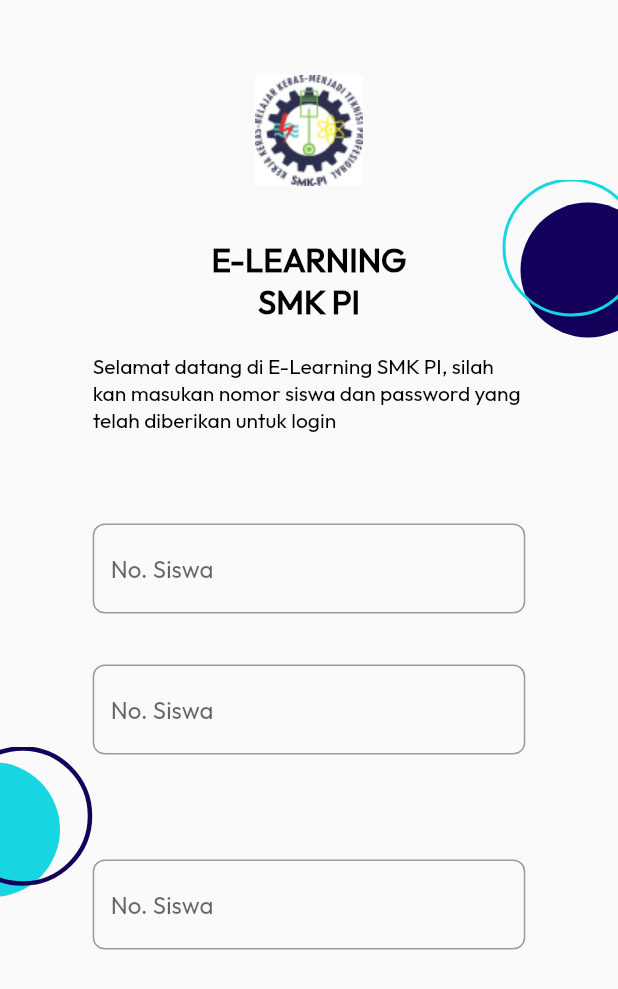
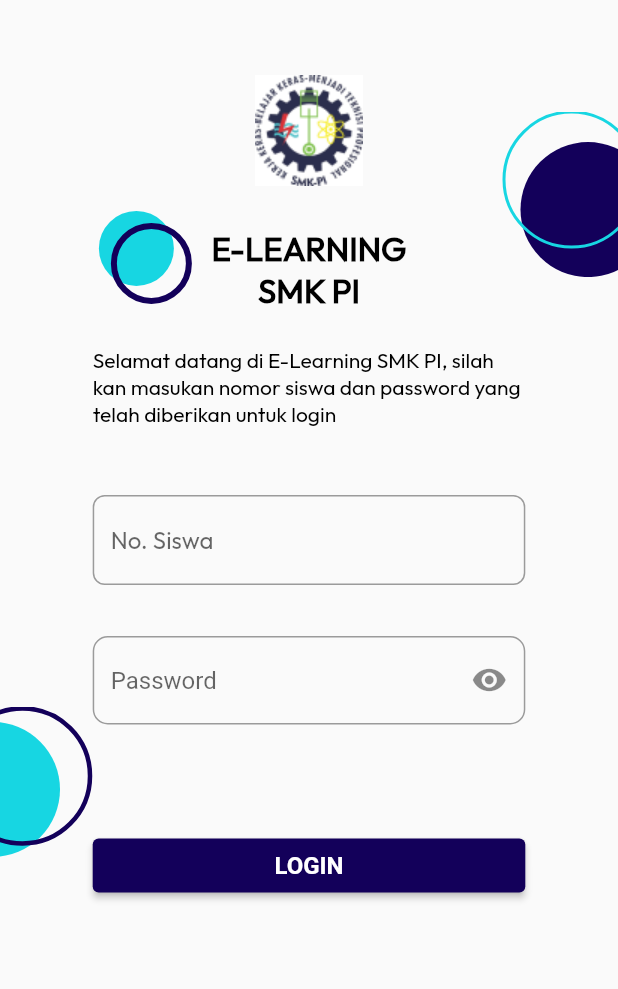
Before and after one commit to Badru2/e_learning_smk_pi, a Flutter app: the screen it shows after launch, on a phone screen of 412 x 824 dp. Shown: the top 989 px of the screen. Run offline on Flutter 3.47's test engine with Material 2 defaults, Android fonts, the light colour scheme and no system bars; our stand-ins replace google_fonts; Roboto replaces fonts that are missing (SemiBold).

Commit message:
tambah password dan button submit

```diff
--- a/lib/screens/login_screen.dart
+++ b/lib/screens/login_screen.dart
@@ -1,5 +1,7 @@
 import 'package:e_learning_smk_pi/screens/text_atas_e-learning.dart';
+import 'package:e_learning_smk_pi/widgets/button_submit.dart';
 import 'package:e_learning_smk_pi/widgets/circle.dart';
+import 'package:e_learning_smk_pi/widgets/passwordlogin.dart';
 import 'package:e_learning_smk_pi/widgets/usernamelogin.dart';
 import 'package:flutter/material.dart';
 
@@ -18,27 +20,26 @@
               ),
               Stack(
                 children: [
-                  const Positioned(
+                  Positioned(
                     left: 0,
-                    bottom: 30,
-                    child: CircleLoginSedang(),
+                    // bottom: 30,
+                    bottom: MediaQuery.of(context).size.width * 0.06,
+                    child: const CircleLoginSedang(),
                   ),
-                  const Positioned(
+                  Positioned(
                     right: 0,
-                    top: 70,
-                    child: CircleLoginBiruGelap(),
+                    top: MediaQuery.of(context).size.width * 0.06,
+                    child: const CircleLoginBiruGelap(),
                   ),
-                  // const Positioned(
-                  //   left: 70,
-                  //   top: 250,
-                  //   child: CircleLoginKecil(),
-                  // ),
+                  Positioned(
+                    left: MediaQuery.of(context).size.width * 0.16,
+                    top: MediaQuery.of(context).size.width * 0.22,
+                    child: const CircleLoginKecil(),
+                  ),
                   Center(
                     child: FractionallySizedBox(
                       widthFactor: 0.7,
                       child: Column(
-                        // mainAxisAlignment: MainAxisAlignment.center,
-                        // crossAxisAlignment: CrossAxisAlignment.center,
                         children: <Widget>[
                           SizedBox(
                             child: Image.asset('assets/image/image 1.png'),
@@ -54,11 +55,11 @@
                           const SizedBox(
                             height: 34,
                           ),
-                          const UserNameLogin(),
+                          const Password1(),
                           const SizedBox(
                             height: 70,
                           ),
-                          const UserNameLogin(),
+                          const ButtonSubmitLogin(),
                         ],
                       ),
                     ),
--- a/lib/screens/text_atas_e-learning.dart
+++ b/lib/screens/text_atas_e-learning.dart
@@ -9,8 +9,8 @@
     return Column(
       children: [
         Container(
-          width: 148,
-          height: 71,
+          width: MediaQuery.of(context).size.width * 0.4,
+          // height: 71,
           alignment: Alignment.center,
           child: Text('E-LEARNING SMK PI',
               textAlign: TextAlign.center,
@@ -21,11 +21,11 @@
               )),
         ),
         const SizedBox(
-          height: 12,
+          height: 23,
         ),
         const SizedBox(
           width: 290,
-          height: 69,
+          // height: 69,
           child: Text(
             'Selamat datang di E-Learning SMK PI, silah kan masukan nomor siswa dan password yang telah diberikan untuk login ',
             style: TextStyle(
--- /dev/null
+++ b/lib/widgets/button_submit.dart
@@ -0,0 +1,34 @@
+import 'package:flutter/material.dart';
+
+class ButtonSubmitLogin extends StatelessWidget {
+  const ButtonSubmitLogin({super.key});
+
+  @override
+  Widget build(BuildContext context) {
+    return ElevatedButton(
+      // height: 50,
+      // margin: const EdgeInsets.symmetric(horizontal: 50),
+      // decoration: BoxDecoration(
+      //   color: const Color(0xFF13005A),
+      //   borderRadius: BorderRadiusDirectional.circular(10),
+      // ),
+      style: const ButtonStyle(
+        backgroundColor: MaterialStatePropertyAll(
+          Color(0xFF13005A),
+        ),
+      ),
+      onPressed: () {},
+      child: const Center(
+        child: Text(
+          'LOGIN',
+          style: TextStyle(
+            color: Color(0xFFffffff),
+            fontFamily: 'SemiBold',
+            fontSize: 16,
+            fontWeight: FontWeight.bold,
+          ),
+        ),
+      ),
+    );
+  }
+}
--- a/lib/widgets/circle.dart
+++ b/lib/widgets/circle.dart
@@ -73,7 +73,7 @@
   Widget build(BuildContext context) {
     return SizedBox(
       width: 110,
-      height: 105,
+      height: 110,
       // color: Colors.grey,
       child: Stack(
         children: [
--- /dev/null
+++ b/lib/widgets/passwordlogin.dart
@@ -0,0 +1,26 @@
+import 'package:flutter/material.dart';
+
+class Password1 extends StatelessWidget {
+  const Password1({super.key});
+
+  @override
+  Widget build(BuildContext context) {
+    return Column(
+      children: [
+        TextFormField(
+          obscureText: true,
+          onChanged: ((value) {}),
+          obscuringCharacter: ".",
+          decoration: InputDecoration(
+            border: OutlineInputBorder(borderRadius: BorderRadius.circular(10)),
+            hintText: 'Password',
+            suffixIcon: IconButton(
+              icon: const Icon(Icons.remove_red_eye),
+              onPressed: () {},
+            ),
+          ),
+        ),
+      ],
+    );
+  }
+}
```
